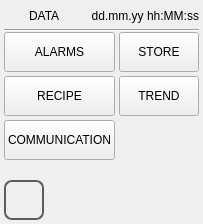
Qt form qt_library/ATCMsystem/data_manager.ui (MECTsrl/mect_plugins) before a commit.
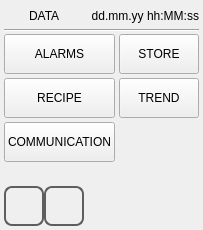
The same form after that commit. Icons and pictures are not drawn.

Commit message: fix store viewer, add some back buttons

Patch:
```diff
--- a/qt_library/ATCMsystem/data_manager.ui
+++ b/qt_library/ATCMsystem/data_manager.ui
@@ -6,7 +6,8 @@
    <rect>
     <x>0</x>
     <y>0</y>
-    %Model%
+    <width>184</width>
+    <height>230</height>
    </rect>
   </property>
   <property name="minimumSize">
@@ -337,6 +338,54 @@
        </property>
       </widget>
      </item>
+     <item>
+      <widget class="QPushButton" name="pushButtonBack">
+       <property name="sizePolicy">
+        <sizepolicy hsizetype="Minimum" vsizetype="Fixed">
+         <horstretch>60</horstretch>
+         <verstretch>60</verstretch>
+        </sizepolicy>
+       </property>
+       <property name="minimumSize">
+        <size>
+         <width>40</width>
+         <height>40</height>
+        </size>
+       </property>
+       <property name="maximumSize">
+        <size>
+         <width>40</width>
+         <height>40</height>
+        </size>
+       </property>
+       <property name="focusPolicy">
+        <enum>Qt::NoFocus</enum>
+       </property>
+       <property name="styleSheet">
+        <string notr="true">QPushButton
+{
+border: 2px solid  rgb(94, 94, 94);
+border-radius: 8px;
+qproperty-icon: url(:/systemicons/img/Go_back.png);
+qproperty-iconSize: 24px 24px;
+qproperty-focusPolicy: NoFocus;
+}
+QPushButton:pressed
+{
+border: 2px solid  rgb(194, 194, 194);
+background-color:  rgb(255, 255, 127);
+}
+QPushButton:disabled
+{
+border: 2px solid  rgb(194, 194, 194);
+}
+</string>
+       </property>
+       <property name="text">
+        <string/>
+       </property>
+      </widget>
+     </item>
      <item>
       <spacer name="horizontalSpacer">
        <property name="focusPolicy">
```
The commit also changes 14 other files.
